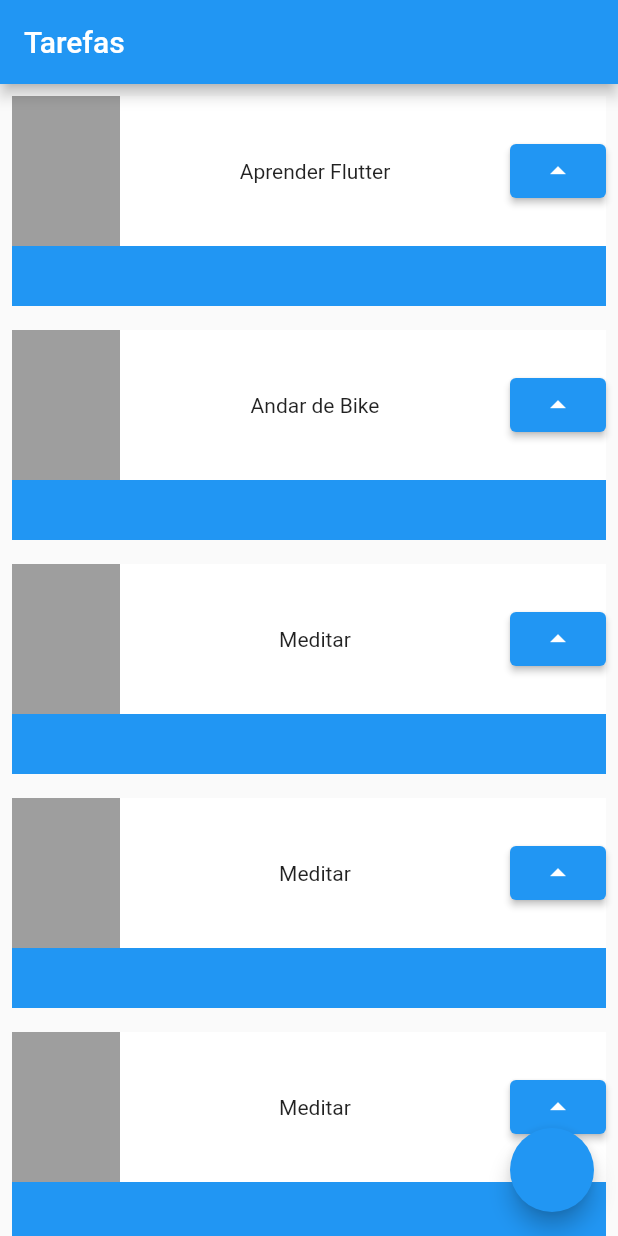
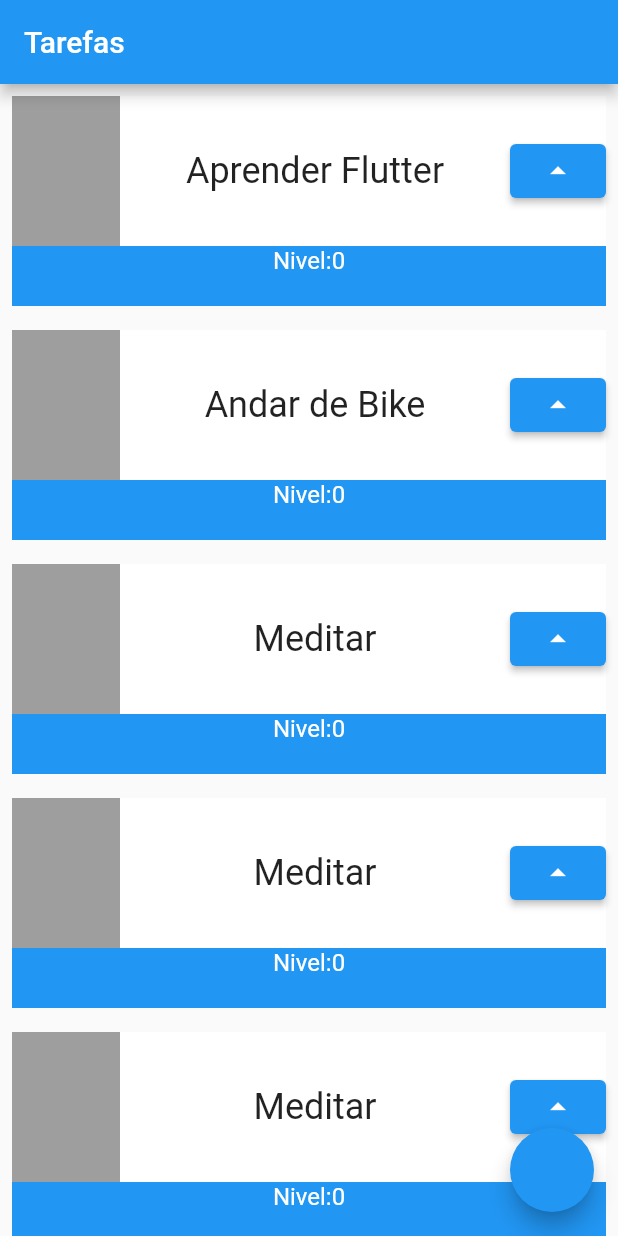
Before and after one commit to papyjos/Gestao-de-tarefas-app, a Flutter app: the screen it shows after launch, on a phone screen of 412 x 824 dp. Run offline on Flutter 3.47's test engine with Material 2 defaults, Android fonts, the phone set to English and light mode, and no system bars.

Commit message:
Adicionando função ao botão

```diff
--- a/lib/main.dart
+++ b/lib/main.dart
@@ -35,10 +35,16 @@ class MyApp extends StatelessWidget {
   }
 }
 
-class task extends StatelessWidget {
+class task extends StatefulWidget {
   final String nome;
   const task(this.nome, {super.key});
 
+  @override
+  State<task> createState() => _taskState();
+}
+
+class _taskState extends State<task> {
+  int nivel = 0;
   @override
   Widget build(BuildContext context) {
     return Padding(
@@ -50,6 +56,8 @@ class task extends StatelessWidget {
               color: Colors.blue,
               height: 140,
             ),
+            Column(
+              children: [
                 Container(
                   color: Colors.white,
                   height: 100,
@@ -60,12 +68,26 @@ class task extends StatelessWidget {
                         color: Colors.grey,
                         width: 72,
                       ),
-                  Text(nome),
+                      Text(
+                        widget.nome,
+                        style: TextStyle(fontSize: 24),
+                      ),
                       ElevatedButton(
-                      onPressed: () {}, child: Icon(Icons.arrow_drop_up))
+                          onPressed: () {
+                            setState(() {
+                              nivel++;
+                            });
+                          },
+                          child: Icon(Icons.arrow_drop_up))
                     ],
                   ),
+                ),
+                Text(
+                  "Nivel:$nivel",
+                  style: TextStyle(color: Colors.white, fontSize: 16),
                 )
+              ],
+            ),
           ],
         ),
       ),
```
Lines whose indentation alone changed are shown as unchanged.
